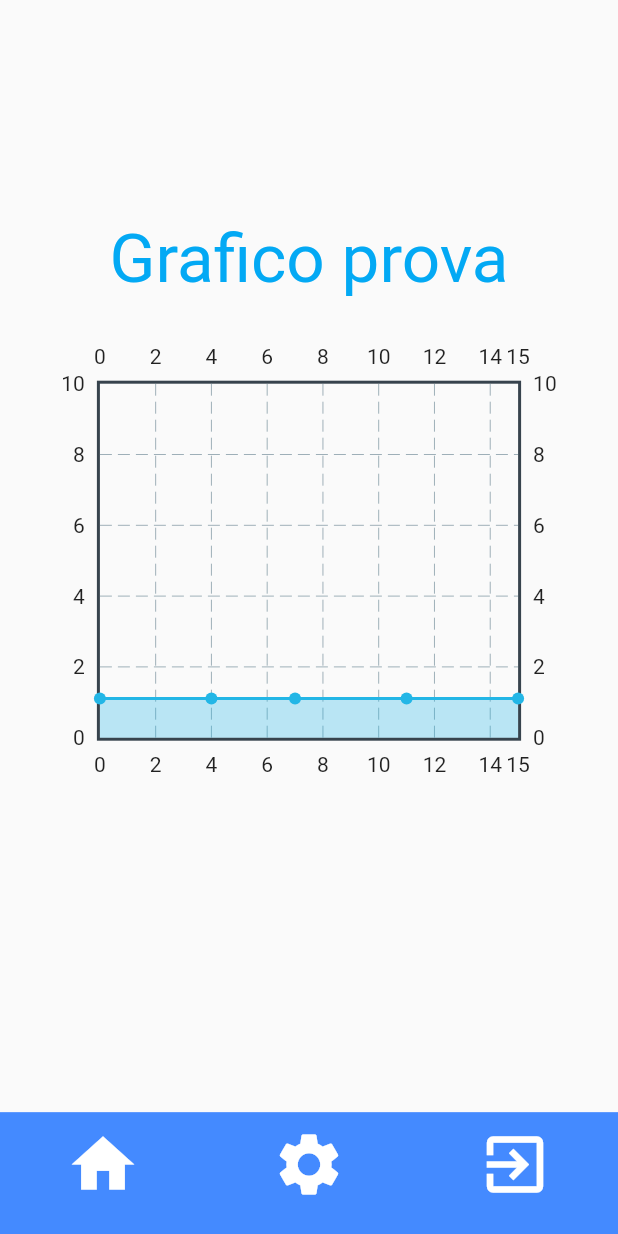
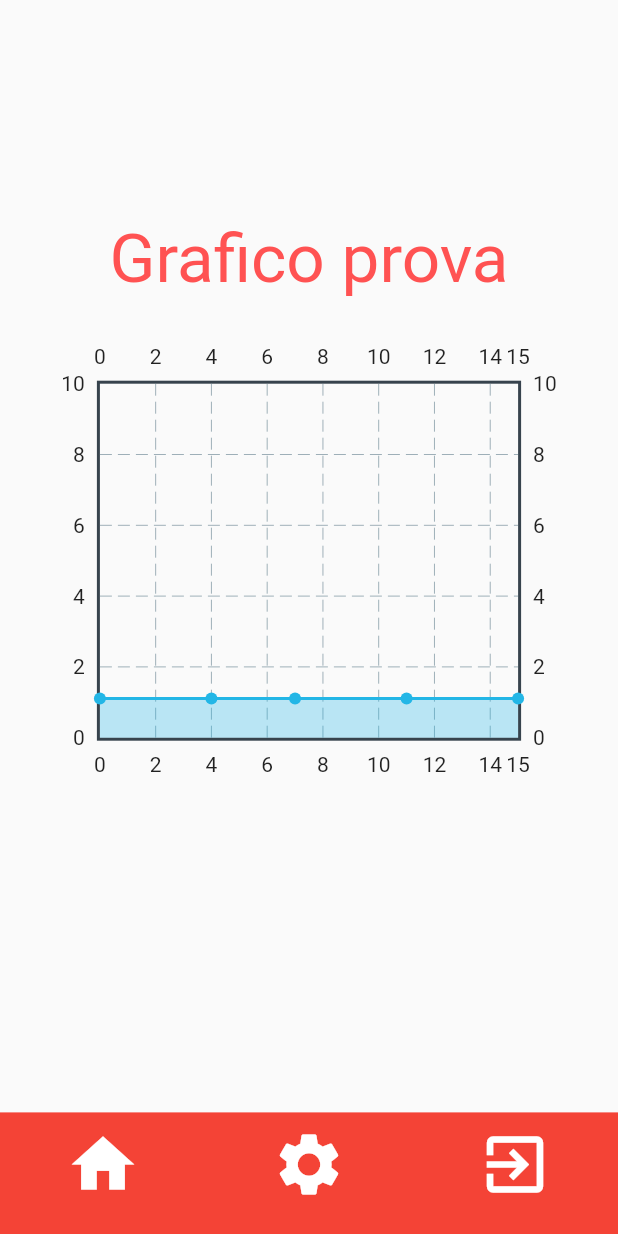
Before and after one commit to PwRAu/scraf_frontend, a Flutter app: the Index widget shown alone on an empty page, opened directly, after a tap on the "home" icon, on a phone screen of 412 x 824 dp. Run offline on Flutter 3.47's test engine with Material 2 defaults, Android fonts, the phone set to English and light mode, and no system bars; drawn by our look-alikes of fl_chart; missing offline and left inert: animated_icon_button.

Commit message:
fix mobile v1.2

```diff
--- a/lib/graph.dart
+++ b/lib/graph.dart
@@ -118,7 +118,7 @@ class Graph extends StatelessWidget{
                   Text(
                     "Grafico prova",
                     style: TextStyle(
-                      color: Colors.lightBlue,
+                      color: Colors.redAccent,
                       fontSize: 45,
                     )
                   ),
--- a/lib/index.dart
+++ b/lib/index.dart
@@ -84,7 +84,6 @@ class Index extends StatelessWidget {
                 child: buildWho,
               ),
               Container(
-                color: Colors.blueAccent,
                 child: MenuWidget(menuState: false,),
               ),
             ],
--- a/lib/menuWidget.dart
+++ b/lib/menuWidget.dart
@@ -100,7 +100,7 @@ class _MenuWidget extends State<MenuWidget>{
           width: _width,
           height: _height*0.1,
           decoration: BoxDecoration(
-            color: Colors.blueAccent,
+            color: Colors.red,
           ),
           child:Row(
             children: [
```
